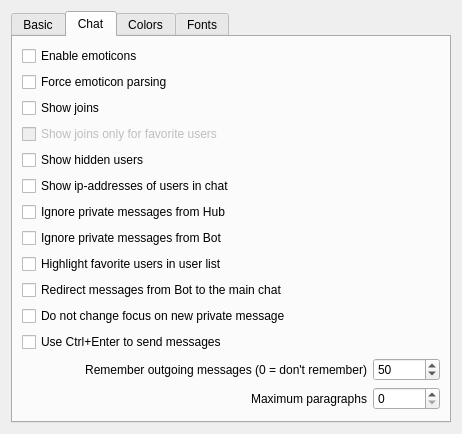
First picture: the form in eiskaltdcpp/ui/UISettingsGUI.ui, repository eiskaltdcpp/eiskaltdcpp, before the edit.
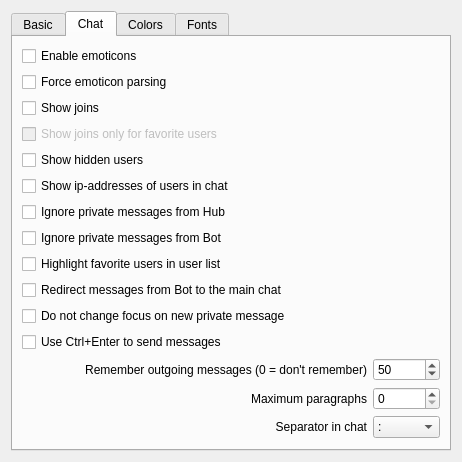
Second picture: the form after the edit. The open tabs and pages were chosen to show the change. Custom widgets are drawn as their Qt base class.

```diff
--- a/eiskaltdcpp/ui/UISettingsGUI.ui
+++ b/eiskaltdcpp/ui/UISettingsGUI.ui
@@ -7,7 +7,7 @@
     <x>0</x>
     <y>0</y>
     <width>462</width>
-    <height>408</height>
+    <height>437</height>
    </rect>
   </property>
   <property name="windowTitle">
@@ -369,6 +369,39 @@
            </property>
           </widget>
          </item>
+         <item row="3" column="0">
+          <widget class="QLabel" name="label_7">
+           <property name="sizePolicy">
+            <sizepolicy hsizetype="Expanding" vsizetype="Preferred">
+             <horstretch>0</horstretch>
+             <verstretch>0</verstretch>
+            </sizepolicy>
+           </property>
+           <property name="text">
+            <string>Separator in chat</string>
+           </property>
+           <property name="alignment">
+            <set>Qt::AlignRight|Qt::AlignTrailing|Qt::AlignVCenter</set>
+           </property>
+           <property name="wordWrap">
+            <bool>true</bool>
+           </property>
+          </widget>
+         </item>
+         <item row="3" column="1">
+          <widget class="QComboBox" name="comboBox_CHAT_SEPARATOR">
+           <item>
+            <property name="text">
+             <string>:</string>
+            </property>
+           </item>
+           <item>
+            <property name="text">
+             <string>,</string>
+            </property>
+           </item>
+          </widget>
+         </item>
         </layout>
        </item>
        <item>
```
